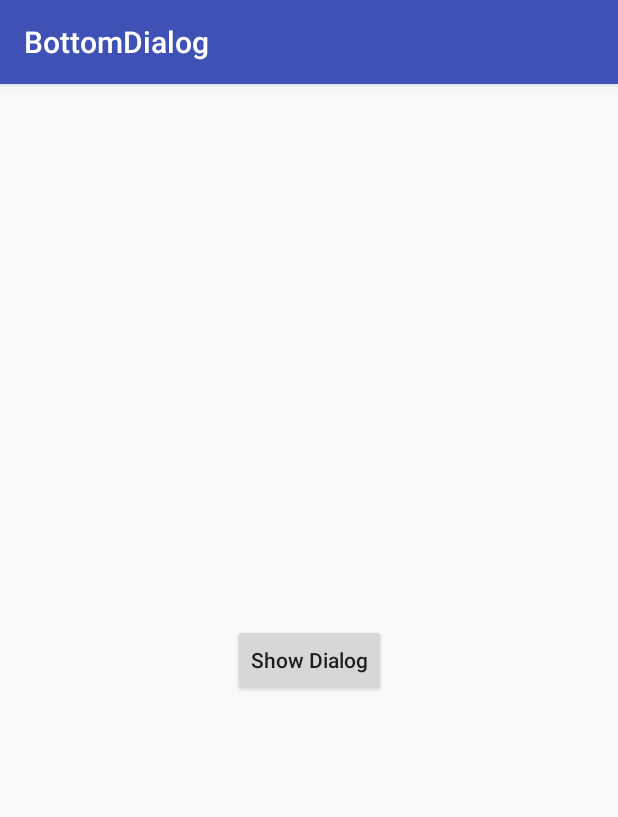
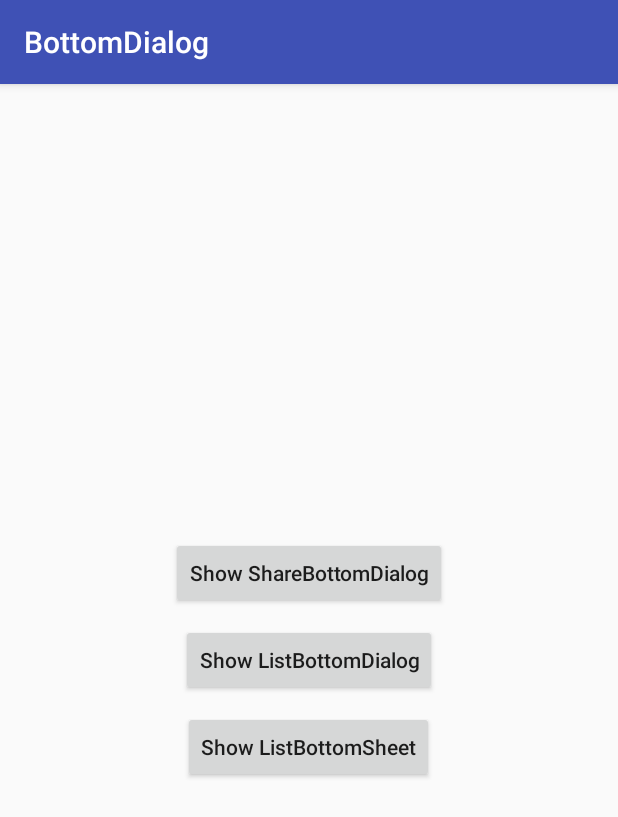
Before and after one commit to devilsen/Dialog, an Android app: the screen it shows after launch (MainActivity), on a phone screen of 412 x 824 dp. Shown: the top 817 px of the screen. Run offline under Robolectric (Android 15) with nearby library versions, the phone set to English and light mode, and no system bars.

Commit message:
build: migrate to androidx

```diff
--- a/app/src/main/res/layout/activity_main.xml
+++ b/app/src/main/res/layout/activity_main.xml
@@ -1,20 +1,33 @@
 <?xml version="1.0" encoding="utf-8"?>
-<android.support.constraint.ConstraintLayout xmlns:android="http://schemas.android.com/apk/res/android"
-    xmlns:app="http://schemas.android.com/apk/res-auto"
+<LinearLayout xmlns:android="http://schemas.android.com/apk/res/android"
     xmlns:tools="http://schemas.android.com/tools"
     android:layout_width="match_parent"
     android:layout_height="match_parent"
+    android:gravity="center"
+    android:orientation="vertical"
     tools:context="me.devilsen.bottomdialog.MainActivity">
 
     <Button
         android:layout_width="wrap_content"
         android:layout_height="wrap_content"
-        android:text="Show Dialog"
-        android:textAllCaps="false"
-        android:onClick="showDialog"
-        app:layout_constraintBottom_toBottomOf="parent"
-        app:layout_constraintLeft_toLeftOf="parent"
-        app:layout_constraintRight_toRightOf="parent"
-        app:layout_constraintTop_toTopOf="parent" />
+        android:onClick="showShareBottomDialog"
+        android:text="Show ShareBottomDialog"
+        android:textAllCaps="false" />
 
-</android.support.constraint.ConstraintLayout>
+    <Button
+        android:layout_width="wrap_content"
+        android:layout_height="wrap_content"
+        android:layout_marginTop="10dp"
+        android:onClick="showListBottomDialog"
+        android:text="Show ListBottomDialog"
+        android:textAllCaps="false" />
+
+    <Button
+        android:layout_width="wrap_content"
+        android:layout_height="wrap_content"
+        android:layout_marginTop="10dp"
+        android:onClick="showListBottomSheet"
+        android:text="Show ListBottomSheet"
+        android:textAllCaps="false" />
+
+</LinearLayout>
--- a/dialog/build.gradle
+++ b/dialog/build.gradle
@@ -10,7 +10,7 @@ android {
         versionCode 2
         versionName "0.1.3"
 
-        testInstrumentationRunner "android.support.test.runner.AndroidJUnitRunner"
+        testInstrumentationRunner "androidx.test.runner.AndroidJUnitRunner"
 
     }
 
@@ -26,8 +26,8 @@ android {
 dependencies {
     testImplementation 'junit:junit:4.12'
 
-    implementation 'com.android.support:appcompat-v7:28.0.0'
-    implementation 'com.android.support:design:28.0.0'
+    implementation 'androidx.appcompat:appcompat:1.0.0'
+    implementation 'com.google.android.material:material:1.0.0'
 }
 
 
--- a/dialog/src/main/java/me/devilsen/dialog/BaseDialog.java
+++ b/dialog/src/main/java/me/devilsen/dialog/BaseDialog.java
@@ -1,9 +1,9 @@
 package me.devilsen.dialog;
 
 import android.os.Bundle;
-import android.support.annotation.LayoutRes;
-import android.support.v4.app.DialogFragment;
-import android.support.v4.app.FragmentManager;
+import androidx.annotation.LayoutRes;
+import androidx.fragment.app.DialogFragment;
+import androidx.fragment.app.FragmentManager;
 import android.util.Log;
 import android.view.LayoutInflater;
 import android.view.View;
--- a/dialog/src/main/java/me/devilsen/dialog/DialogInterface.java
+++ b/dialog/src/main/java/me/devilsen/dialog/DialogInterface.java
@@ -1,6 +1,6 @@
 package me.devilsen.dialog;
 
-import android.support.v4.app.FragmentManager;
+import androidx.fragment.app.FragmentManager;
 
 /**
  * desc :
--- a/dialog/src/main/java/me/devilsen/dialog/bottom/BaseBottomDialog.java
+++ b/dialog/src/main/java/me/devilsen/dialog/bottom/BaseBottomDialog.java
@@ -1,7 +1,7 @@
 package me.devilsen.dialog.bottom;
 
 import android.os.Bundle;
-import android.support.v4.app.DialogFragment;
+import androidx.fragment.app.DialogFragment;
 import android.view.Gravity;
 import android.view.Window;
 import android.view.WindowManager;
--- a/dialog/src/main/java/me/devilsen/dialog/bottom/BottomDialog.java
+++ b/dialog/src/main/java/me/devilsen/dialog/bottom/BottomDialog.java
@@ -1,7 +1,7 @@
 package me.devilsen.dialog.bottom;
 
-import android.support.annotation.LayoutRes;
-import android.support.v4.app.FragmentManager;
+import androidx.annotation.LayoutRes;
+import androidx.fragment.app.FragmentManager;
 import android.view.View;
 
 /**
--- a/dialog/src/main/java/me/devilsen/dialog/bottom/ListBottomDialog.java
+++ b/dialog/src/main/java/me/devilsen/dialog/bottom/ListBottomDialog.java
@@ -1,7 +1,7 @@
 package me.devilsen.dialog.bottom;
 
 import android.content.Context;
-import android.support.annotation.MenuRes;
+import androidx.annotation.MenuRes;
 import android.view.View;
 
 import me.devilsen.list.BottomListHelper;
--- a/dialog/src/main/java/me/devilsen/list/BottomListHelper.java
+++ b/dialog/src/main/java/me/devilsen/list/BottomListHelper.java
@@ -1,9 +1,9 @@
 package me.devilsen.list;
 
 import android.content.Context;
-import android.support.annotation.MenuRes;
-import android.support.v7.widget.LinearLayoutManager;
-import android.support.v7.widget.RecyclerView;
+import androidx.annotation.MenuRes;
+import androidx.recyclerview.widget.LinearLayoutManager;
+import androidx.recyclerview.widget.RecyclerView;
 import android.view.MenuInflater;
 import android.view.View;
 
--- a/dialog/src/main/java/me/devilsen/list/BottomListInterface.java
+++ b/dialog/src/main/java/me/devilsen/list/BottomListInterface.java
@@ -1,8 +1,8 @@
 package me.devilsen.list;
 
 import android.content.Context;
-import android.support.annotation.MenuRes;
-import android.support.annotation.StringRes;
+import androidx.annotation.MenuRes;
+import androidx.annotation.StringRes;
 
 /**
  * desc :
--- a/dialog/src/main/java/me/devilsen/list/LineItemDecoration.java
+++ b/dialog/src/main/java/me/devilsen/list/LineItemDecoration.java
@@ -3,8 +3,8 @@ package me.devilsen.list;
 import android.content.Context;
 import android.graphics.Canvas;
 import android.graphics.drawable.Drawable;
-import android.support.v4.content.ContextCompat;
-import android.support.v7.widget.RecyclerView;
+import androidx.core.content.ContextCompat;
+import androidx.recyclerview.widget.RecyclerView;
 import android.view.View;
 
 import me.devilsen.dialog.R;
--- a/dialog/src/main/java/me/devilsen/list/ListAdapter.java
+++ b/dialog/src/main/java/me/devilsen/list/ListAdapter.java
@@ -1,6 +1,6 @@
 package me.devilsen.list;
 
-import android.support.v7.widget.RecyclerView;
+import androidx.recyclerview.widget.RecyclerView;
 import android.view.LayoutInflater;
 import android.view.MenuItem;
 import android.view.View;
--- a/dialog/src/main/java/me/devilsen/sheet/bottom/listsheet/ListBottomSheet.java
+++ b/dialog/src/main/java/me/devilsen/sheet/bottom/listsheet/ListBottomSheet.java
@@ -1,8 +1,8 @@
 package me.devilsen.sheet.bottom.listsheet;
 
 import android.content.Context;
-import android.support.annotation.MenuRes;
-import android.support.annotation.StringRes;
+import androidx.annotation.MenuRes;
+import androidx.annotation.StringRes;
 import android.view.View;
 
 import me.devilsen.list.BottomListHelper;
--- a/dialog/src/main/res/layout/layout_list_bottom_sheet.xml
+++ b/dialog/src/main/res/layout/layout_list_bottom_sheet.xml
@@ -1,5 +1,5 @@
 <?xml version="1.0" encoding="utf-8"?>
-<android.support.v7.widget.RecyclerView xmlns:android="http://schemas.android.com/apk/res/android"
+<androidx.recyclerview.widget.RecyclerView xmlns:android="http://schemas.android.com/apk/res/android"
     android:id="@+id/recycler_view_list_bottom_sheet"
     android:layout_width="match_parent"
     android:layout_height="match_parent"
--- a/gradle.properties
+++ b/gradle.properties
@@ -9,6 +9,8 @@
 
 # Specifies the JVM arguments used for the daemon process.
 # The setting is particularly useful for tweaking memory settings.
+android.enableJetifier=true
+android.useAndroidX=true
 org.gradle.jvmargs=-Xmx1536m
 
 # When configured, Gradle will run in incubating parallel mode.
```
Also changed, not shown: app/build.gradle (+4 -4 lines), app/src/main/java/me/devilsen/bottomdialog/MainActivity.java (+20 -13 lines), dialog/src/main/java/me/devilsen/list/ActionMenuItem.java (+22 -28 lines), dialog/src/main/java/me/devilsen/sheet/bottom/BaseBottomSheet.java (+4 -4 lines).
